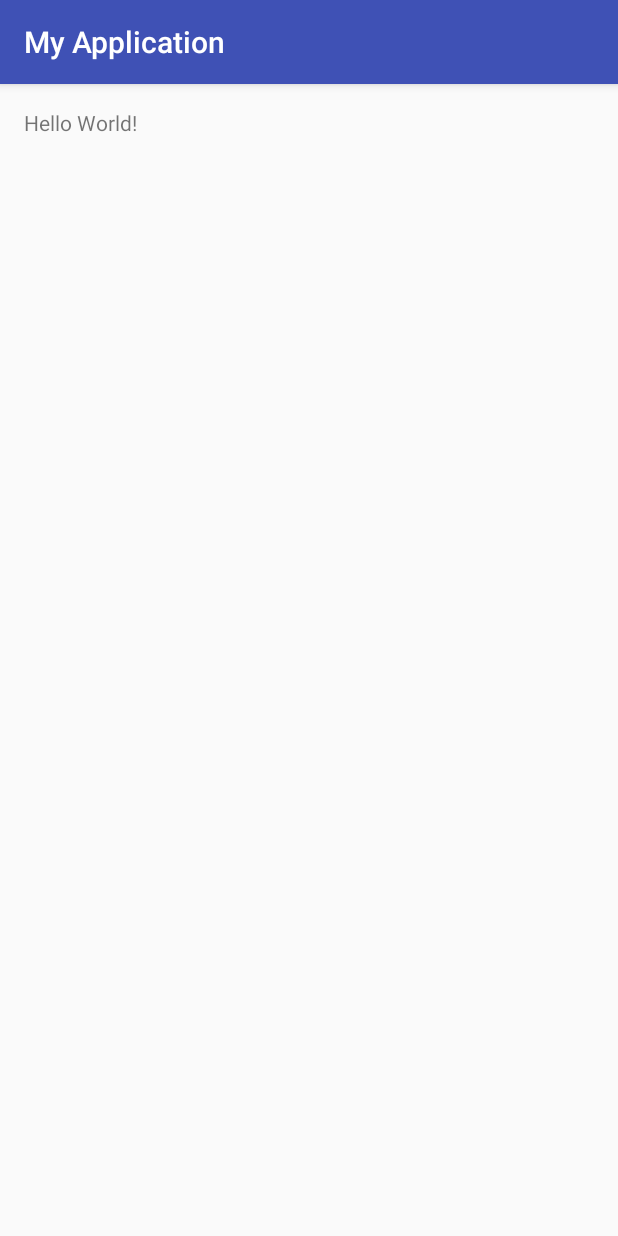
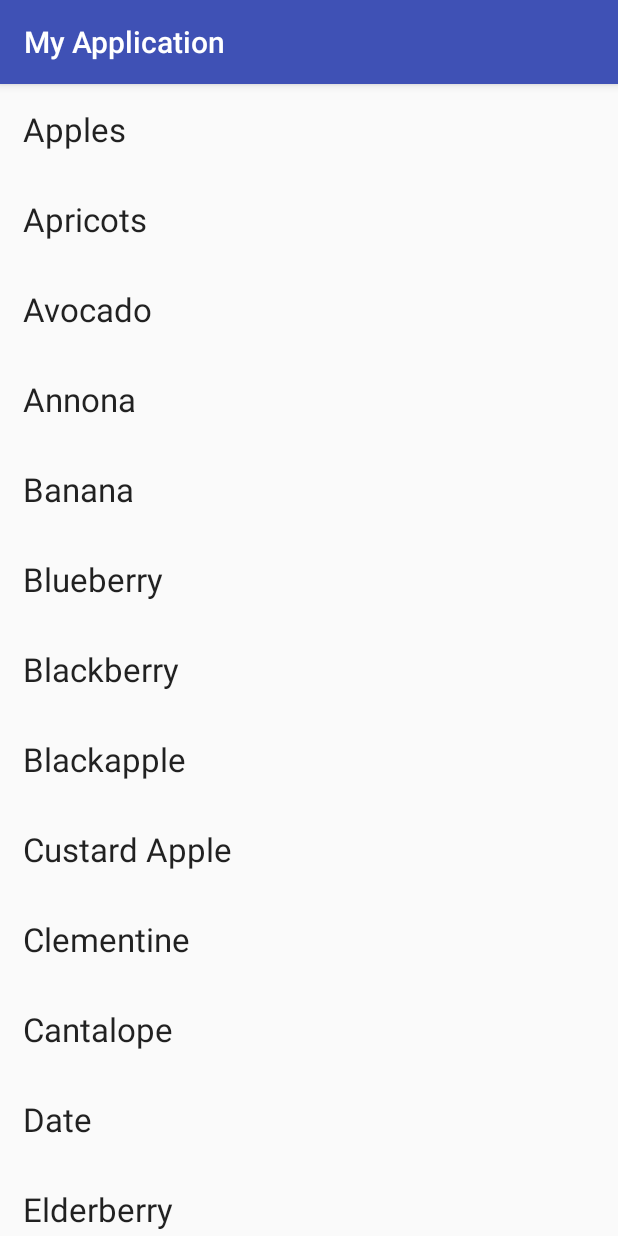
Before and after one commit to Yahor10/contactslist, an Android app: the screen it shows after launch (MainActivity), on a phone screen of 412 x 824 dp. Run offline under Robolectric (Android 15) with nearby library versions, the phone set to English and light mode, and no system bars.

Commit message:
base list

```diff
--- a/app/build.gradle
+++ b/app/build.gradle
@@ -23,7 +23,7 @@ dependencies {
     compile fileTree(dir: 'libs', include: ['*.jar'])
     testCompile 'junit:junit:4.12'
     compile 'com.android.support:appcompat-v7:23.4.0'
-    compile 'com.android.support:recyclerview-v7:+'
+    compile 'com.android.support:recyclerview-v7:23.4.0'
 
 
 }
--- /dev/null
+++ b/app/src/main/java/adapters/ContactsAdapter.java
@@ -0,0 +1,94 @@
+package adapters;
+
+import android.content.Context;
+import android.database.Cursor;
+import android.support.v7.widget.RecyclerView;
+import android.view.View;
+import android.view.ViewGroup;
+
+public class ContactsAdapter extends  RecyclerView.Adapter<ContactsAdapter.ViewHolder> {
+
+ Cursor dataCursor;
+ Context ctx;
+
+ public static class ViewHolder extends RecyclerView.ViewHolder {
+  private int section;
+  private int numberOfItemsInSection;
+
+  public ViewHolder(View itemView) {
+   super(itemView);
+  }
+
+  public boolean isHeader() {
+   return false;
+  }
+
+  public boolean isGhostHeader() {
+   return false;
+  }
+
+  public boolean isFooter() {
+   return false;
+  }
+
+  public int getSection() {
+   return section;
+  }
+
+  private void setSection(int section) {
+   this.section = section;
+  }
+
+  public int getNumberOfItemsInSection() {
+   return numberOfItemsInSection;
+  }
+
+  void setNumberOfItemsInSection(int numberOfItemsInSection) {
+   this.numberOfItemsInSection = numberOfItemsInSection;
+  }
+ }
+
+ public static class ItemViewHolder extends ViewHolder {
+  private int positionInSection;
+
+  public ItemViewHolder(View itemView) {
+   super(itemView);
+  }
+
+  public int getPositionInSection() {
+   return positionInSection;
+  }
+
+  private void setPositionInSection(int positionInSection) {
+   this.positionInSection = positionInSection;
+  }
+ }
+
+ public static class HeaderViewHolder extends ViewHolder {
+
+  public HeaderViewHolder(View itemView) {
+   super(itemView);
+  }
+
+  @Override
+  public boolean isHeader() {
+   return true;
+  }
+ }
+
+ @Override
+ public ContactsAdapter.ViewHolder onCreateViewHolder(ViewGroup parent, int viewType) {
+  return null;
+ }
+
+ @Override
+ public void onBindViewHolder(ContactsAdapter.ViewHolder holder, int position) {
+
+ }
+
+ @Override
+ public int getItemCount() {
+  return (dataCursor == null) ? 0 : dataCursor.getCount();
+ }
+
+}
--- /dev/null
+++ b/app/src/main/java/adapters/MyAdapter.java
@@ -0,0 +1,56 @@
+package adapters;
+
+import android.support.v7.widget.RecyclerView;
+import android.view.LayoutInflater;
+import android.view.ViewGroup;
+import android.widget.TextView;
+
+import by.contacts.app.R;
+
+public class MyAdapter extends RecyclerView.Adapter<MyAdapter.ViewHolder> {
+    private String[] mDataset;
+
+    // Provide a reference to the views for each data item
+    // Complex data items may need more than one view per item, and
+    // you provide access to all the views for a data item in a view holder
+    public static class ViewHolder extends RecyclerView.ViewHolder {
+        // each data item is just a string in this case
+        public TextView mTextView;
+        public ViewHolder(TextView v) {
+            super(v);
+            mTextView = v;
+        }
+    }
+
+    // Provide a suitable constructor (depends on the kind of dataset)
+    public MyAdapter(String[] myDataset) {
+        mDataset = myDataset;
+    }
+
+    // Create new views (invoked by the layout manager)
+    @Override
+    public MyAdapter.ViewHolder onCreateViewHolder(ViewGroup parent,
+                                                   int viewType) {
+        // create a new view
+        TextView v = (TextView) LayoutInflater.from(parent.getContext())
+                               .inflate(R.layout.list_item_group, parent, false);
+        // set the view's size, margins, paddings and layout parameters
+        ViewHolder vh = new ViewHolder(v);
+        return vh;
+    }
+
+    // Replace the contents of a view (invoked by the layout manager)
+    @Override
+    public void onBindViewHolder(ViewHolder holder, int position) {
+        // - get element from your dataset at this position
+        // - replace the contents of the view with that element
+        holder.mTextView.setText(mDataset[position]);
+
+    }
+
+    // Return the size of your dataset (invoked by the layout manager)
+    @Override
+    public int getItemCount() {
+        return mDataset.length;
+    }
+}
--- a/app/src/main/java/by/contacts/app/MainActivity.java
+++ b/app/src/main/java/by/contacts/app/MainActivity.java
@@ -2,10 +2,13 @@ package by.contacts.app;
 
 import android.os.Bundle;
 import android.support.v7.app.AppCompatActivity;
+import android.support.v7.widget.LinearLayoutManager;
 import android.support.v7.widget.RecyclerView;
 
 import java.util.LinkedHashMap;
 import java.util.Map;
+
+import adapters.MyAdapter;
 
 public class MainActivity extends AppCompatActivity {
 
@@ -14,10 +17,27 @@ public class MainActivity extends AppCompatActivity {
     RecyclerView mRecycleView;
     private RecyclerView.LayoutManager mLayoutManager;
 
+    private RecyclerView.Adapter mAdapter;
+
+
     @Override
     protected void onCreate(Bundle savedInstanceState) {
         super.onCreate(savedInstanceState);
         setContentView(R.layout.activity_main);
+
+        mRecycleView = (RecyclerView) findViewById(R.id.my_recycler_view);
+
+        // use this setting to improve performance if you know that changes
+        // in content do not change the layout size of the RecyclerView
+        mRecycleView.setHasFixedSize(true);
+        // use a linear layout manager
+        mLayoutManager = new LinearLayoutManager(this);
+        mRecycleView.setLayoutManager(mLayoutManager);
+
+        String[] stringArray = getResources().getStringArray(R.array.fruits_array);
+        mAdapter = new MyAdapter(stringArray);
+
+        mRecycleView.setAdapter(mAdapter);
 
     }
 
@@ -32,4 +52,6 @@ public class MainActivity extends AppCompatActivity {
                 mapIndex.put(index, i);
         }
     }
+
+
 }
--- a/app/src/main/res/layout/activity_main.xml
+++ b/app/src/main/res/layout/activity_main.xml
@@ -1,16 +1,10 @@
 <?xml version="1.0" encoding="utf-8"?>
-<RelativeLayout xmlns:android="http://schemas.android.com/apk/res/android"
-    xmlns:tools="http://schemas.android.com/tools"
-    android:layout_width="match_parent"
-    android:layout_height="match_parent"
-    android:paddingBottom="@dimen/activity_vertical_margin"
-    android:paddingLeft="@dimen/activity_horizontal_margin"
-    android:paddingRight="@dimen/activity_horizontal_margin"
-    android:paddingTop="@dimen/activity_vertical_margin"
-    tools:context="by.contacts.app.MainActivity">
 
-    <TextView
-        android:layout_width="wrap_content"
-        android:layout_height="wrap_content"
-        android:text="Hello World!" />
-</RelativeLayout>
+
+    <!-- A RecyclerView with some commonly used attributes -->
+    <android.support.v7.widget.RecyclerView
+        xmlns:android="http://schemas.android.com/apk/res/android"
+        android:id="@+id/my_recycler_view"
+        android:scrollbars="vertical"
+        android:layout_width="match_parent"
+        android:layout_height="match_parent"/>
--- /dev/null
+++ b/app/src/main/res/layout/list_item_group.xml
@@ -0,0 +1,10 @@
+<?xml version="1.0" encoding="utf-8"?>
+
+    <TextView
+        xmlns:android="http://schemas.android.com/apk/res/android"
+        android:layout_margin="15dp"
+        android:layout_width="wrap_content"
+        android:layout_height="wrap_content"
+        android:textAppearance="?android:attr/textAppearanceLarge"
+        android:text="Large Text"
+        android:id="@+id/textView" />
--- a/app/src/main/res/values/strings.xml
+++ b/app/src/main/res/values/strings.xml
@@ -1,3 +1,56 @@
 <resources>
     <string name="app_name">My Application</string>
+
+
+    <string-array name="fruits_array">
+        <item>Apples</item>
+        <item>Apricots</item>
+        <item>Avocado</item>
+        <item>Annona</item>
+        <item>Banana</item>
+        <item>Blueberry</item>
+        <item>Blackberry</item>
+        <item>Blackapple</item>
+        <item>Custard Apple</item>
+        <item>Clementine</item>
+        <item>Cantalope</item>
+        <item>Date</item>
+        <item>Elderberry</item>
+        <item>Fig</item>
+        <item>Grapefruit</item>
+        <item>Grape</item>
+        <item>Gooseberry</item>
+        <item>Guava</item>
+        <item>Honeydew melon</item>
+        <item>Jackfruit</item>
+        <item>Juniper Berry</item>
+        <item>Kiwi</item>
+        <item>Kumquat</item>
+        <item>Lemons</item>
+        <item>Limes</item>
+        <item>Lychee</item>
+        <item>Mango</item>
+        <item>Mandarin</item>
+        <item>Nectaraine</item>
+        <item>Orange</item>
+        <item>Olive</item>
+        <item>Prunes</item>
+        <item>Pears</item>
+        <item>Plum</item>
+        <item>Pineapple</item>
+        <item>Peach</item>
+        <item>Papaya</item>
+        <item>Pomelo</item>
+        <item>Raspberries</item>
+        <item>Rambutan</item>
+        <item>Strawberries</item>
+        <item>Sweety</item>
+        <item>Salmonberry</item>
+        <item>Tangerines</item>
+        <item>Tomato</item>
+        <item>Ugli</item>
+        <item>Watermelon</item>
+        <item>Woodapple</item>
+    </string-array>
+
 </resources>
```
